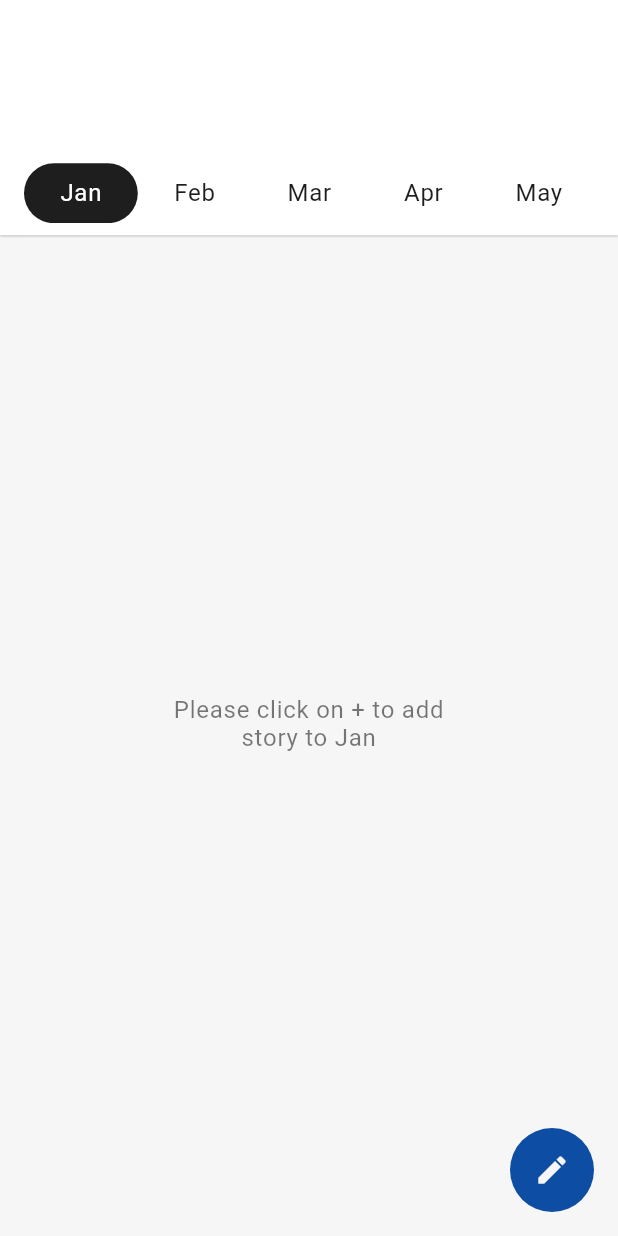
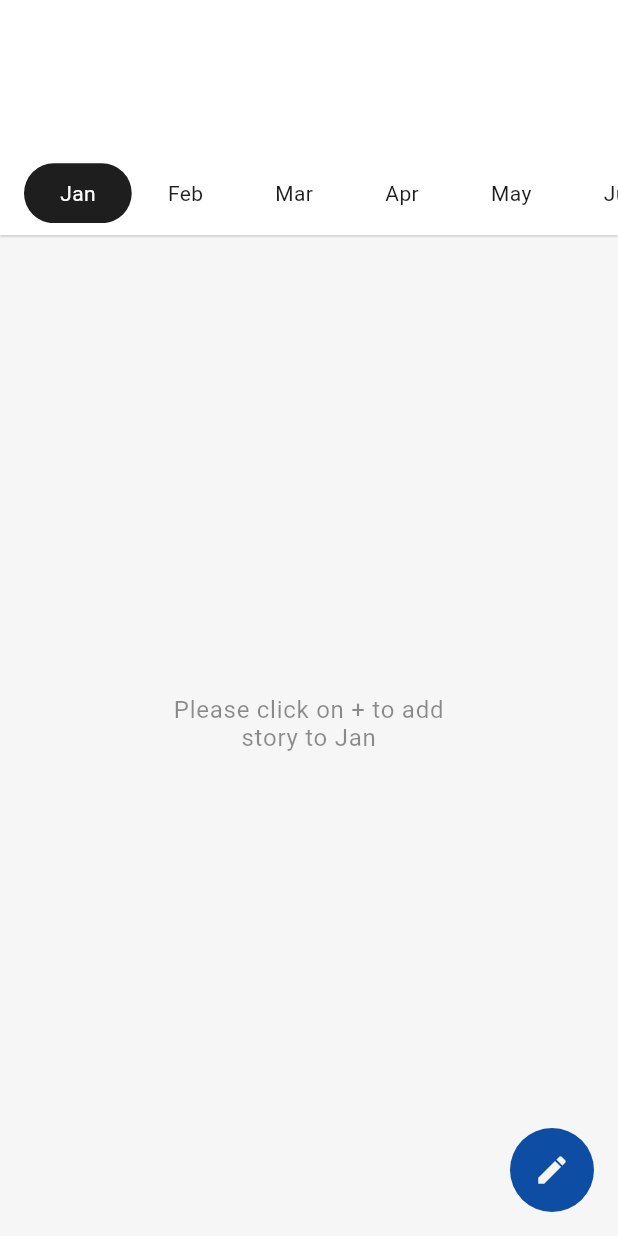
Before and after one commit to juniorise/storypad, a Flutter app: the HomeScreen screen opened directly, after a tap on "Jan", on a phone screen of 412 x 824 dp. Run offline on Flutter 3.47's test engine with Material 2 defaults, Android fonts, the phone set to English and light mode, and no system bars; drawn by our look-alikes of flutter_speed_dial; our stand-ins replace cloud_firestore, easy_localization, firebase_auth, firebase_core, flutter_hooks, flutter_image_compress and 10 more; missing offline and left inert: encrypt, flutter_quill, googleapis; accounts and stored records are empty; statements that could not run were skipped.

Commit message:
improve and fix ui

```diff
--- a/lib/configs/theme_config.dart
+++ b/lib/configs/theme_config.dart
@@ -76,7 +76,7 @@ class ThemeConfig {
       style: ButtonStyle(
         shape: MaterialStateProperty.all(
           RoundedRectangleBorder(
-            borderRadius: ConfigConstant.circlarRadius2,
+            borderRadius: ConfigConstant.circlarRadius1,
           ),
         ),
         overlayColor: MaterialStateProperty.all(Colors.transparent),
--- a/lib/screens/ask_for_name_sheet.dart
+++ b/lib/screens/ask_for_name_sheet.dart
@@ -554,7 +554,7 @@ Widget _buildHeaderText({
                 textAlign: TextAlign.left,
                 style: _style,
               ),
-              const SizedBox(height: ConfigConstant.margin1),
+              const SizedBox(height: ConfigConstant.margin0),
               Text(
                 subtitle,
                 maxLines: 2,
@@ -564,7 +564,7 @@ Widget _buildHeaderText({
                     color: Theme.of(context)
                         .colorScheme
                         .onBackground
-                        .withOpacity(0.6)),
+                        .withOpacity(0.5)),
               ),
             ],
           ),
--- a/lib/screens/story_detail_screen.dart
+++ b/lib/screens/story_detail_screen.dart
@@ -162,7 +162,7 @@ class StoryDetailScreen extends HookWidget
                     ),
                     paragraph: DefaultTextBlockStyle(
                       _theme.textTheme.bodyText1!.copyWith(
-                        color: _theme.colorScheme.onSurface.withOpacity(0.6),
+                        color: _theme.colorScheme.onSurface.withOpacity(0.5),
                       ),
                       Tuple2(0.0, 0.0),
                       Tuple2(0.0, 0.0),
@@ -292,7 +292,7 @@ class StoryDetailScreen extends HookWidget
                   } else {
                     showSnackBar(
                       context: context,
-                      title: "Cancel",
+                      title: "Upload Fail",
                     );
                   }
 
@@ -621,7 +621,7 @@ class StoryDetailScreen extends HookWidget
             _aboutDateText,
             textAlign: TextAlign.start,
             style: TextStyle(
-              color: _theme.textTheme.bodyText2?.color?.withOpacity(0.6),
+              color: _theme.textTheme.bodyText2?.color?.withOpacity(0.5),
             ),
           )
         : const SizedBox();
--- a/lib/widgets/w_no_data.dart
+++ b/lib/widgets/w_no_data.dart
@@ -29,7 +29,7 @@ class WNoData extends StatelessWidget {
                     color: Theme.of(context)
                         .colorScheme
                         .onBackground
-                        .withOpacity(0.6),
+                        .withOpacity(0.5),
                   ),
             ),
           ),
--- a/lib/widgets/w_sliver_appbar.dart
+++ b/lib/widgets/w_sliver_appbar.dart
@@ -74,10 +74,7 @@ class WSliverAppBar extends HookWidget {
     double offsetX = _inited ? 0.0 : -8.0;
 
     final leftSideWidth = notifier.headlineWidth != 0
-        ? MediaQuery.of(context).size.width -
-            16 * 2 -
-            notifier.headlineWidth -
-            16
+        ? MediaQuery.of(context).size.width - 16 * 2 - notifier.headlineWidth
         : kToolbarHeight * 2;
 
     final _notifier = context.read(userModelProvider);
@@ -105,7 +102,7 @@ class WSliverAppBar extends HookWidget {
               style: _headerStyle?.copyWith(color: _theme.colorScheme.primary),
             ),
           ),
-          const SizedBox(height: ConfigConstant.margin1),
+          const SizedBox(height: ConfigConstant.margin0),
           AnimatedOpacity(
             opacity: _inited ? 1 : 0,
             duration: const Duration(milliseconds: 1000),
@@ -117,7 +114,7 @@ class WSliverAppBar extends HookWidget {
               child: Text(
                 tr("subtitle.ask_for_feeling"),
                 style: _textTheme.bodyText1?.copyWith(
-                  color: _theme.colorScheme.onSurface.withOpacity(0.6),
+                  color: _theme.colorScheme.onSurface.withOpacity(0.5),
                 ),
                 overflow: TextOverflow.ellipsis,
                 maxLines: 2,
@@ -153,8 +150,9 @@ class WSliverAppBar extends HookWidget {
 
     return FlexibleSpaceBar(
       background: Padding(
-        padding: _padding.copyWith(top: 0, bottom: 16),
+        padding: _padding.copyWith(top: 0, bottom: 0),
         child: Stack(
+          alignment: Alignment.centerLeft,
           children: [
             VTOnTapEffect(
               onTap: () async {
@@ -186,7 +184,7 @@ class WSliverAppBar extends HookWidget {
             Positioned(
               right: 0,
               top: 0,
-              bottom: 0,
+              bottom: 4.0,
               child: VTOnTapEffect(
                 onTap: () async {
                   final homeNotifier = context.read(homeScreenProvider);
@@ -262,7 +260,7 @@ class WSliverAppBar extends HookWidget {
                                   .textTheme
                                   .bodyText1!
                                   .color!
-                                  .withOpacity(0.6),
+                                  .withOpacity(0.5),
                         ),
                       ),
                     ),
--- a/lib/widgets/w_tabbar.dart
+++ b/lib/widgets/w_tabbar.dart
@@ -50,7 +50,7 @@ class WTabBar extends HookWidget implements PreferredSizeWidget {
             },
             unselectedLabelColor: unselectedLabelColor,
             labelColor: isInit ? backgroundColor : unselectedLabelColor,
-            labelStyle: Theme.of(context).textTheme.bodyText1,
+            labelStyle: Theme.of(context).textTheme.bodyText2,
             indicator: WTabIndicator(
               borderSide: BorderSide(
                 width: height,
--- a/pubspec.yaml
+++ b/pubspec.yaml
@@ -27,7 +27,6 @@ dependencies:
 
   lottie: ^1.0.1
   page_transition: ^2.0.1-nullsafety.0
-  animated_theme_switcher: ^2.0.0-nullsafety.0
 
   # State management
   flutter_hooks: ^0.16.0
```
Also changed, not shown: lib/screens/home_screen.dart (+23 -6 lines), lib/services/authentication_service.dart (+23 -7 lines), lib/services/google_drive_api_service.dart (+28 -5 lines), pubspec.lock.
